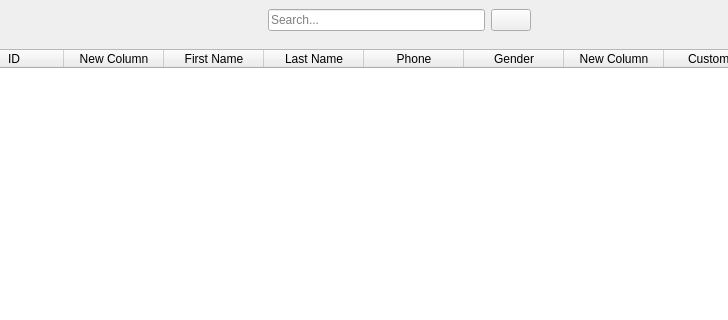
Above: src/MainWindow.ui from BROM100/CRM-APP before the change; both pictures show x 283 to 1011 and y 0 to 320 of the 1122 by 843 pixel window. Below: the same form after it.
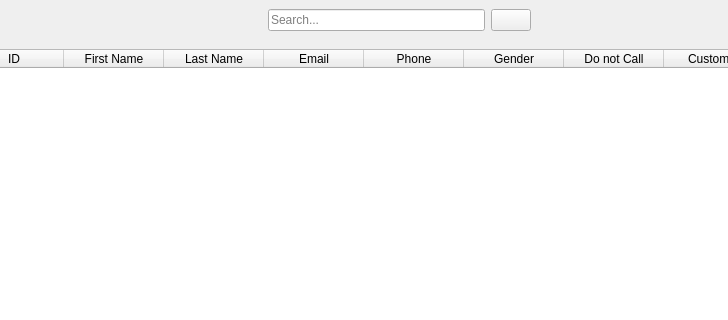
That is the form after the change. The open tabs and pages were chosen to show the change. Icons and pictures are not drawn.

```diff
--- a/src/MainWindow.ui
+++ b/src/MainWindow.ui
@@ -550,11 +550,6 @@
                <string>ID</string>
               </property>
              </column>
-             <column>
-              <property name="text">
-               <string>New Column</string>
-              </property>
-             </column>
              <column>
               <property name="text">
                <string>First Name</string>
@@ -565,6 +560,11 @@
                <string>Last Name</string>
               </property>
              </column>
+             <column>
+              <property name="text">
+               <string>Email</string>
+              </property>
+             </column>
              <column>
               <property name="text">
                <string>Phone</string>
@@ -577,7 +577,7 @@
              </column>
              <column>
               <property name="text">
-               <string>New Column</string>
+               <string>Do not Call</string>
               </property>
              </column>
              <column>
```
Left out of the diff: 12 changed lines with no effect on the pictures.
